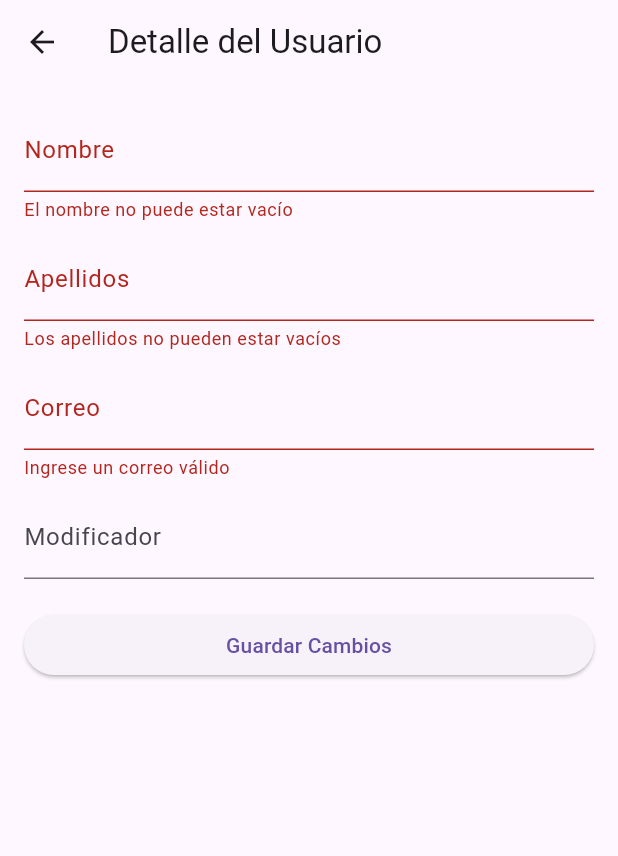
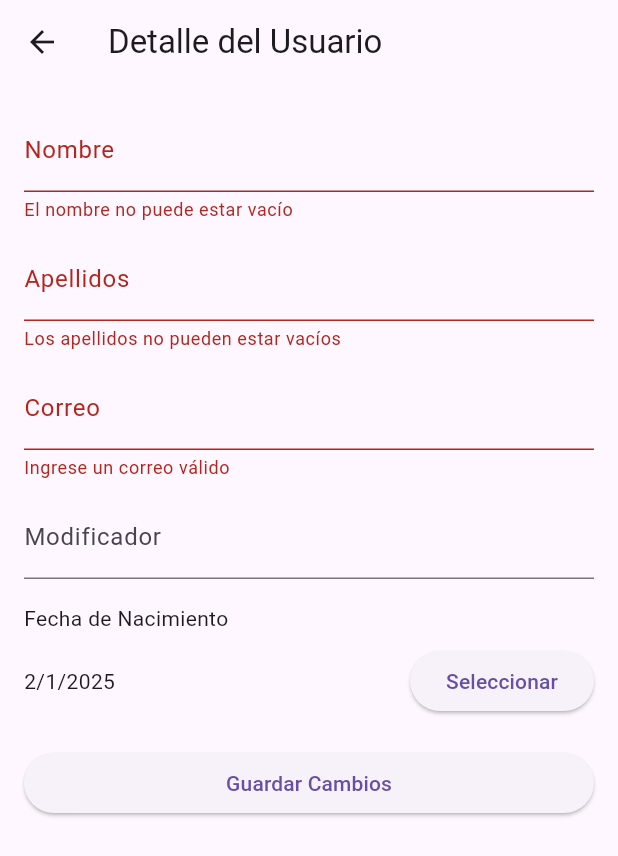
Before and after one commit to algorux/emeritcheck, a Flutter app: the DetalleUsuario screen opened directly with empty values, after a tap on "Guardar Cambios", on a phone screen of 412 x 824 dp. Shown: the top 856 px of the screen. Run offline on Flutter 3.47's test engine with Material 3 defaults, Android fonts, the phone set to English and light mode, and no system bars; our stand-ins replace cloud_firestore, firebase_auth, firebase_core, flutter_map, go_router, google_fonts and 1 more; missing offline and left inert: firebase_ui_auth, firebase_ui_localizations; accounts and stored records are empty.

Commit message:
Update detalle_usuario.dart

```diff
--- a/lib/detalle_usuario.dart
+++ b/lib/detalle_usuario.dart
@@ -18,6 +18,7 @@
   late TextEditingController _apellidosController;
   late TextEditingController _correoController;
   late TextEditingController _modificadorController;
+  DateTime? _fechaNacimiento;
 
   bool _isLoading = true;
   Map<String, dynamic>? _data;
@@ -43,6 +44,8 @@
         _apellidosController = TextEditingController(text: _data?['apellidos']);
         _correoController = TextEditingController(text: _data?['correo']);
         _modificadorController = TextEditingController(text: _data?['modificador']);
+        Timestamp tempStamp = _data?['fecNac'];
+        _fechaNacimiento = tempStamp.toDate();
       }
     } catch (e) {
       // Manejar errores si es necesario
@@ -67,6 +70,7 @@
           'correo': _correoController.text,
           'modificador': _modificadorController.text,
           'modificado': FieldValue.serverTimestamp(),
+          'fecNac': _fechaNacimiento,
         });
 
         // ignore: use_build_context_synchronously
@@ -141,6 +145,35 @@
                 controller: _modificadorController,
                 decoration: InputDecoration(labelText: 'Modificador'),
               ),
+              SizedBox(height: 16),
+                Text('Fecha de Nacimiento'),
+                SizedBox(height: 8),
+                Row(
+                  children: [
+                    Text(
+                      _fechaNacimiento != null
+                          ? '${_fechaNacimiento!.day}/${_fechaNacimiento!.month}/${_fechaNacimiento!.year}'
+                          : 'Seleccionar fecha',
+                    ),
+                    Spacer(),
+                    ElevatedButton(
+                      onPressed: () async {
+                        DateTime? selectedDate = await showDatePicker(
+                          context: context,
+                          initialDate: DateTime.now(),
+                          firstDate: DateTime(1900),
+                          lastDate: DateTime.now(),
+                        );
+                        if (selectedDate != null) {
+                          setState(() {
+                            _fechaNacimiento = selectedDate;
+                          });
+                        }
+                      },
+                      child: Text('Seleccionar'),
+                    ),
+                  ],
+                ),
               SizedBox(height: 20),
               ElevatedButton(
                 onPressed: _updateData,
```
